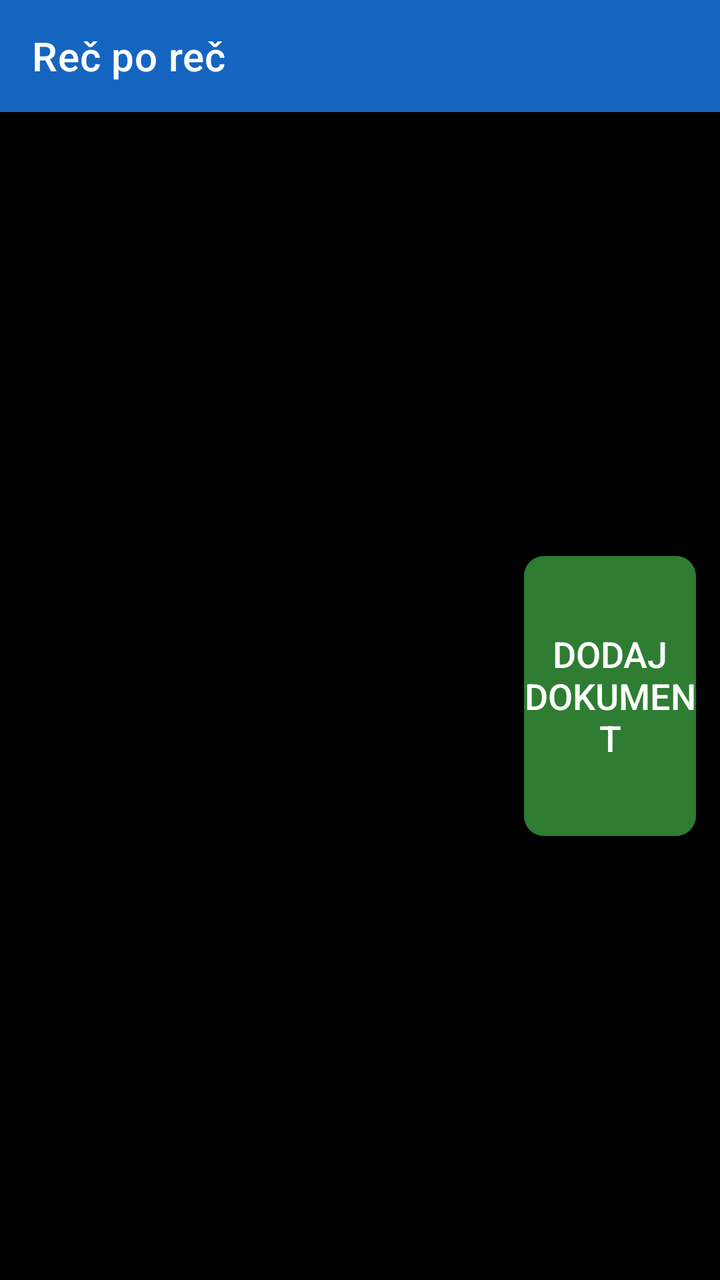
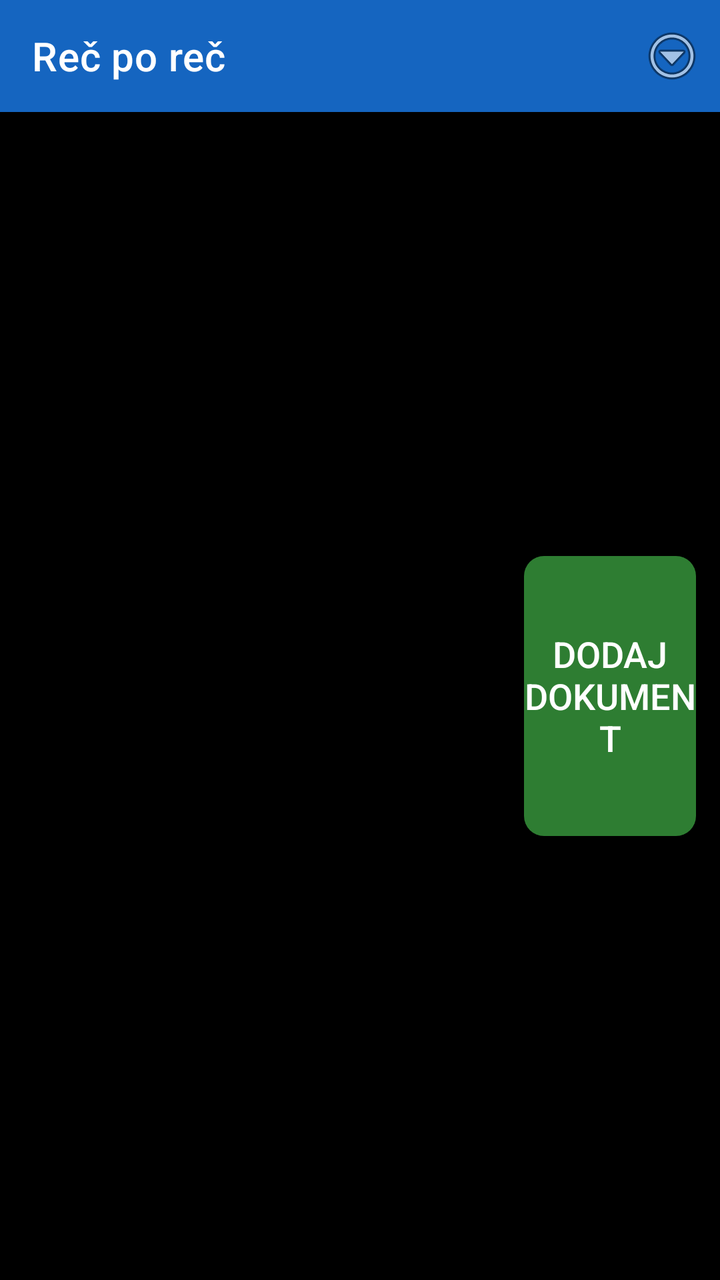

Two renders of the same Android screen: before a commit and after it. Below are the layout's source before the change and the commit's diff.
<!-- AndroidManifest.xml: application theme Theme.RecPoRec -->
<!-- res/layout/activity_document_list.xml -->
<?xml version="1.0" encoding="utf-8"?>
<LinearLayout xmlns:android="http://schemas.android.com/apk/res/android"
    xmlns:app="http://schemas.android.com/apk/res-auto"
    android:layout_width="match_parent"
    android:layout_height="match_parent"
    android:orientation="vertical"
    android:fitsSystemWindows="true"
    android:background="@color/background">

    <androidx.appcompat.widget.Toolbar
        android:id="@+id/toolbar"
        android:layout_width="match_parent"
        android:layout_height="?attr/actionBarSize"
        android:background="@color/btn_voice"
        android:titleTextColor="@color/text_primary"
        app:title="@string/app_name" />

    <LinearLayout
        android:layout_width="match_parent"
        android:layout_height="0dp"
        android:layout_weight="1"
        android:orientation="horizontal">

        <FrameLayout
            android:layout_width="0dp"
            android:layout_height="match_parent"
            android:layout_weight="1">

            <androidx.recyclerview.widget.RecyclerView
                android:id="@+id/recyclerDocuments"
                android:layout_width="match_parent"
                android:layout_height="match_parent"
                android:padding="8dp" />

            <TextView
                android:id="@+id/emptyView"
                android:layout_width="match_parent"
                android:layout_height="match_parent"
                android:gravity="center"
                android:visibility="gone"
                android:padding="24dp"
                android:textSize="18sp"
                android:textColor="@color/text_primary"
                android:text="@string/no_documents" />
        </FrameLayout>

        
        <LinearLayout
            android:layout_width="110dp"
            android:layout_height="match_parent"
            android:orientation="vertical"
            android:gravity="center_vertical"
            android:padding="12dp">

            <Button
                android:id="@+id/btnAddDocument"
                android:layout_width="match_parent"
                android:layout_height="140dp"
                android:textSize="18sp"
                android:backgroundTint="@color/btn_chapter"
                android:textColor="@color/button_text"
                android:background="@drawable/key_button_shape"
                android:text="@string/add_document" />
        </LinearLayout>

    </LinearLayout>

</LinearLayout>
<!-- resources referenced by this layout -->
<resources>
  <color name="background">#000000</color>
  <color name="btn_chapter">#2E7D32</color>
  <color name="btn_voice">#1565C0</color>
  <color name="button_text">#FFFFFF</color>
  <color name="text_primary">#FFFFFF</color>
  <!-- drawable key_button_shape (drawable) -->
  <?xml version="1.0" encoding="utf-8"?>
  <shape xmlns:android="http://schemas.android.com/apk/res/android"
      android:shape="rectangle">
      <corners android:radius="10dp" />
      <solid android:color="#FFFFFF" />
  </shape>
  <string name="add_document">Dodaj dokument</string>
  <string name="app_name">Reč po reč</string>
  <string name="no_documents">Nema dodatih dokumenata. Dodirnite dugme za dodavanje.</string>
  <style name="Theme.RecPoRec" parent="Theme.MaterialComponents.DayNight.NoActionBar">
          <item name="android:windowBackground">@color/background</item>
          <item name="android:textColorPrimary">@color/text_primary</item>
          <item name="colorPrimary">@color/btn_voice</item>
          <item name="colorOnPrimary">@color/button_text</item>
      </style>
</resources>

<!-- the commit's change to res/layout/activity_document_list.xml (unified diff, before → after) -->
@@ -13,7 +13,17 @@
         android:layout_height="?attr/actionBarSize"
         android:background="@color/btn_voice"
         android:titleTextColor="@color/text_primary"
-        app:title="@string/app_name" />
+        app:title="@string/app_name">
+
+        <ImageButton
+            android:id="@+id/btnOverflow"
+            android:layout_width="48dp"
+            android:layout_height="48dp"
+            android:layout_gravity="end|center_vertical"
+            android:background="@android:color/transparent"
+            android:contentDescription="@string/menu_settings"
+            android:src="@android:drawable/ic_menu_more" />
+    </androidx.appcompat.widget.Toolbar>
 
     <LinearLayout
         android:layout_width="match_parent"
<!-- resource entries referenced after the edit -->
@@ -14,6 +14,7 @@
   </shape>
   <string name="add_document">Dodaj dokument</string>
   <string name="app_name">Reč po reč</string>
+  <string name="menu_settings">Podešavanja</string>
   <string name="no_documents">Nema dodatih dokumenata. Dodirnite dugme za dodavanje.</string>
   <style name="Theme.RecPoRec" parent="Theme.MaterialComponents.DayNight.NoActionBar">
           <item name="android:windowBackground">@color/background</item>
